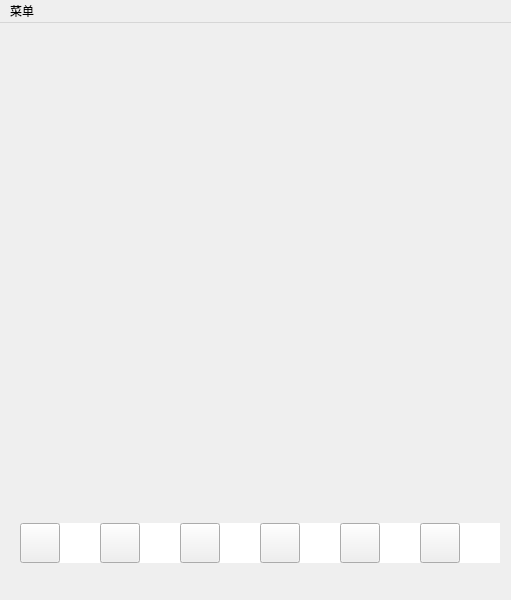
Qt form single_play.ui (VazeKerykeion/The-Chess-of-Yggdrasill) before a commit.
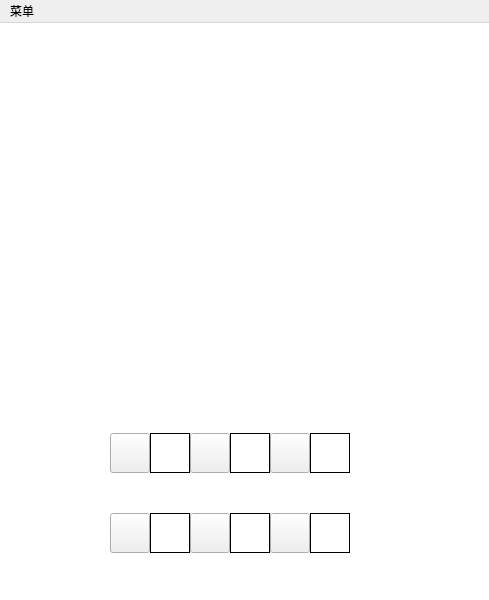
The same form after that commit.

What changed in the file:
```diff
--- a/single_play.ui
+++ b/single_play.ui
@@ -6,7 +6,7 @@
    <rect>
     <x>0</x>
     <y>0</y>
-    <width>511</width>
+    <width>489</width>
     <height>600</height>
    </rect>
   </property>
@@ -14,7 +14,7 @@
    <string>MainWindow</string>
   </property>
   <property name="styleSheet">
-   <string notr="true"/>
+      <string notr="true">#single_play {background-color: rgb(255, 255, 255)}</string>
   </property>
   <widget class="QWidget" name="centralwidget">
    <widget class="QLabel" name="label">
@@ -36,8 +36,8 @@
    <widget class="QPushButton" name="gary1">
     <property name="geometry">
      <rect>
-      <x>20</x>
-      <y>500</y>
+            <x>110</x>
+            <y>410</y>
       <width>40</width>
       <height>40</height>
      </rect>
@@ -49,8 +49,8 @@
    <widget class="QPushButton" name="gary2">
     <property name="geometry">
      <rect>
-      <x>100</x>
-      <y>500</y>
+            <x>190</x>
+            <y>410</y>
       <width>40</width>
       <height>40</height>
      </rect>
@@ -62,14 +62,16 @@
    <widget class="QLabel" name="num_gary1">
     <property name="geometry">
      <rect>
-      <x>60</x>
-      <y>500</y>
+            <x>150</x>
+            <y>410</y>
       <width>40</width>
       <height>40</height>
      </rect>
     </property>
     <property name="styleSheet">
-     <string notr="true">background-color: rgb(255, 255, 255);</string>
+           <string notr="true">border:1px solid black;
+               background-color: rgb(255, 255, 255);
+           </string>
     </property>
     <property name="text">
      <string/>
@@ -78,14 +80,16 @@
    <widget class="QLabel" name="num_gary2">
     <property name="geometry">
      <rect>
-      <x>140</x>
-      <y>500</y>
+            <x>230</x>
+            <y>410</y>
       <width>40</width>
       <height>40</height>
      </rect>
     </property>
     <property name="styleSheet">
-     <string notr="true">background-color: rgb(255, 255, 255);</string>
+           <string notr="true">border:1px solid black;
+               background-color: rgb(255, 255, 255);
+           </string>
     </property>
     <property name="text">
      <string/>
@@ -94,8 +98,8 @@
    <widget class="QPushButton" name="gary3">
     <property name="geometry">
      <rect>
-      <x>180</x>
-      <y>500</y>
+            <x>270</x>
+            <y>410</y>
       <width>40</width>
       <height>40</height>
      </rect>
@@ -107,14 +111,16 @@
    <widget class="QLabel" name="num_gary3">
     <property name="geometry">
      <rect>
-      <x>220</x>
-      <y>500</y>
+            <x>310</x>
+            <y>410</y>
       <width>40</width>
       <height>40</height>
      </rect>
     </property>
     <property name="styleSheet">
-     <string notr="true">background-color: rgb(255, 255, 255);</string>
+           <string notr="true">border:1px solid black;
+               background-color: rgb(255, 255, 255);
+           </string>
     </property>
     <property name="text">
      <string/>
@@ -123,8 +129,8 @@
    <widget class="QPushButton" name="green1">
     <property name="geometry">
      <rect>
-      <x>260</x>
-      <y>500</y>
+            <x>110</x>
+            <y>490</y>
       <width>40</width>
       <height>40</height>
      </rect>
@@ -136,14 +142,16 @@
    <widget class="QLabel" name="num_green1">
     <property name="geometry">
      <rect>
-      <x>300</x>
-      <y>500</y>
+            <x>150</x>
+            <y>490</y>
       <width>40</width>
       <height>40</height>
      </rect>
     </property>
     <property name="styleSheet">
-     <string notr="true">background-color: rgb(255, 255, 255);</string>
+           <string notr="true">background-color: rgb(255, 255, 255);
+               border:1px solid black;
+           </string>
     </property>
     <property name="text">
      <string/>
@@ -152,8 +160,8 @@
    <widget class="QPushButton" name="green2">
     <property name="geometry">
      <rect>
-      <x>340</x>
-      <y>500</y>
+            <x>190</x>
+            <y>490</y>
       <width>40</width>
       <height>40</height>
      </rect>
@@ -165,14 +173,16 @@
    <widget class="QLabel" name="num_green2">
     <property name="geometry">
      <rect>
-      <x>380</x>
-      <y>500</y>
+            <x>230</x>
+            <y>490</y>
       <width>40</width>
       <height>40</height>
      </rect>
     </property>
     <property name="styleSheet">
-     <string notr="true">background-color: rgb(255, 255, 255);</string>
+           <string notr="true">border:1px solid black;
+               background-color: rgb(255, 255, 255);
+           </string>
     </property>
     <property name="text">
      <string/>
@@ -181,8 +191,8 @@
    <widget class="QPushButton" name="green3">
     <property name="geometry">
      <rect>
-      <x>420</x>
-      <y>500</y>
+            <x>270</x>
+            <y>490</y>
       <width>40</width>
       <height>40</height>
      </rect>
@@ -194,14 +204,16 @@
    <widget class="QLabel" name="num_green3">
     <property name="geometry">
      <rect>
-      <x>460</x>
-      <y>500</y>
+            <x>310</x>
+            <y>490</y>
       <width>40</width>
       <height>40</height>
      </rect>
     </property>
     <property name="styleSheet">
-     <string notr="true">background-color: rgb(255, 255, 255);</string>
+           <string notr="true">border:1px solid black;
+               background-color: rgb(255, 255, 255);
+           </string>
     </property>
     <property name="text">
      <string/>
@@ -213,7 +225,7 @@
     <rect>
      <x>0</x>
      <y>0</y>
-     <width>511</width>
+        <width>489</width>
      <height>23</height>
     </rect>
    </property>
```
Lines whose indentation alone changed are shown as unchanged.
